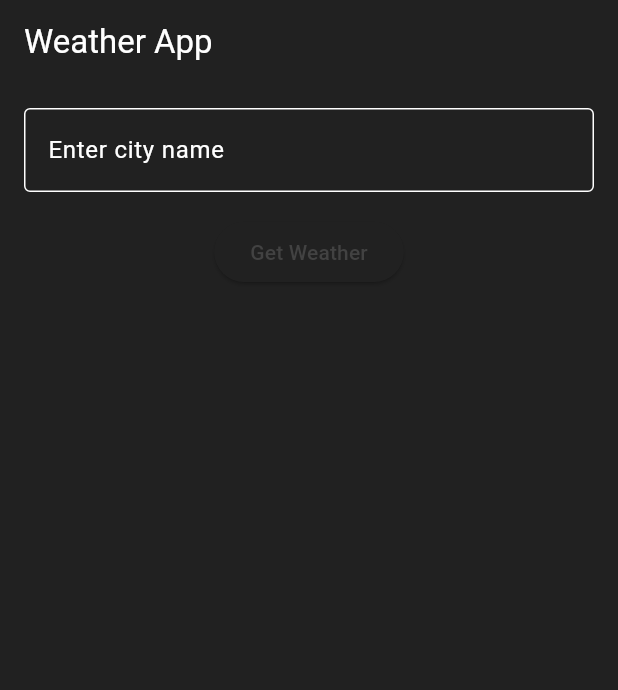
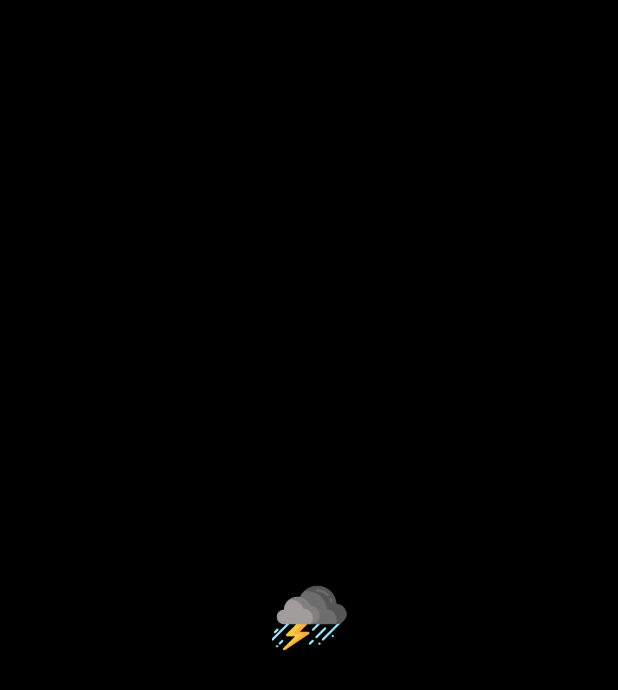
Before and after one commit to Abhishek-jaison/weather-app-v2, a Flutter app: the first screen one second after launch, on a phone screen of 412 x 824 dp. Shown: the top 690 px of the screen. Run offline on Flutter 3.47's test engine with Material 3 defaults, Android fonts, the phone set to English and light mode, and no system bars; our stand-ins replace lottie, shared_preferences.

Commit message:
splash screen added

```diff
--- a/lib/components/forecast_container.dart
+++ b/lib/components/forecast_container.dart
@@ -33,7 +33,7 @@ class ForecastContainer extends StatelessWidget {
             // SizedBox(height: 10),
             ListView.builder(
               shrinkWrap: true,
-              itemCount: 10,
+              itemCount: 9,
               itemBuilder: (context, index) {
                 WeatherForecastModel forecast = forecasts[index];
                 // Format the time to display hours and minutes
--- a/lib/main.dart
+++ b/lib/main.dart
@@ -1,5 +1,6 @@
 // lib/main.dart
 import 'package:flutter/material.dart';
+import 'package:new_weather_app/screens/splash_screen.dart';
 import 'package:new_weather_app/themes/theme.dart';
 import 'package:provider/provider.dart';
 import 'package:new_weather_app/providers/weather_provider.dart';
@@ -29,7 +30,7 @@ class MyApp extends StatelessWidget {
 
       title: 'Weather App',
       theme: darkMode,
-      home: HomeScreen(),
+      home: const SplashScreen(),
     );
   }
 }
--- a/lib/screens/home_screen.dart
+++ b/lib/screens/home_screen.dart
@@ -3,7 +3,6 @@ import 'package:flutter/material.dart';
 import 'package:new_weather_app/screens/screen.dart';
 import 'package:provider/provider.dart';
 import 'package:new_weather_app/providers/weather_provider.dart';
-import 'package:new_weather_app/screens/weather_details_screen.dart';
 
 class HomeScreen extends StatelessWidget {
   final TextEditingController _controller = TextEditingController();
--- /dev/null
+++ b/lib/screens/splash_screen.dart
@@ -0,0 +1,35 @@
+import 'dart:async';
+
+import 'package:flutter/material.dart';
+import 'package:new_weather_app/screens/home_screen.dart';
+
+class SplashScreen extends StatelessWidget {
+  const SplashScreen({super.key});
+
+  @override
+  Widget build(BuildContext context) {
+    Timer(Duration(seconds: 3), () {
+      // Navigate to the next screen
+      Navigator.of(context).pushReplacement(
+        MaterialPageRoute(
+          builder: (BuildContext context) => HomeScreen(),
+        ),
+      );
+    });
+    return Container(
+      color: Colors.black,
+      child: Center(
+        child: Column(
+          mainAxisAlignment: MainAxisAlignment.center,
+          children: [
+            Image.asset(
+              'assets/icon1.png',
+              height: 50,
+              width: 50,
+            )
+          ],
+        ),
+      ),
+    );
+  }
+}
```
Also changed, not shown: lib/screens/weather_details_screen.dart (deleted, +0 -66 lines).
